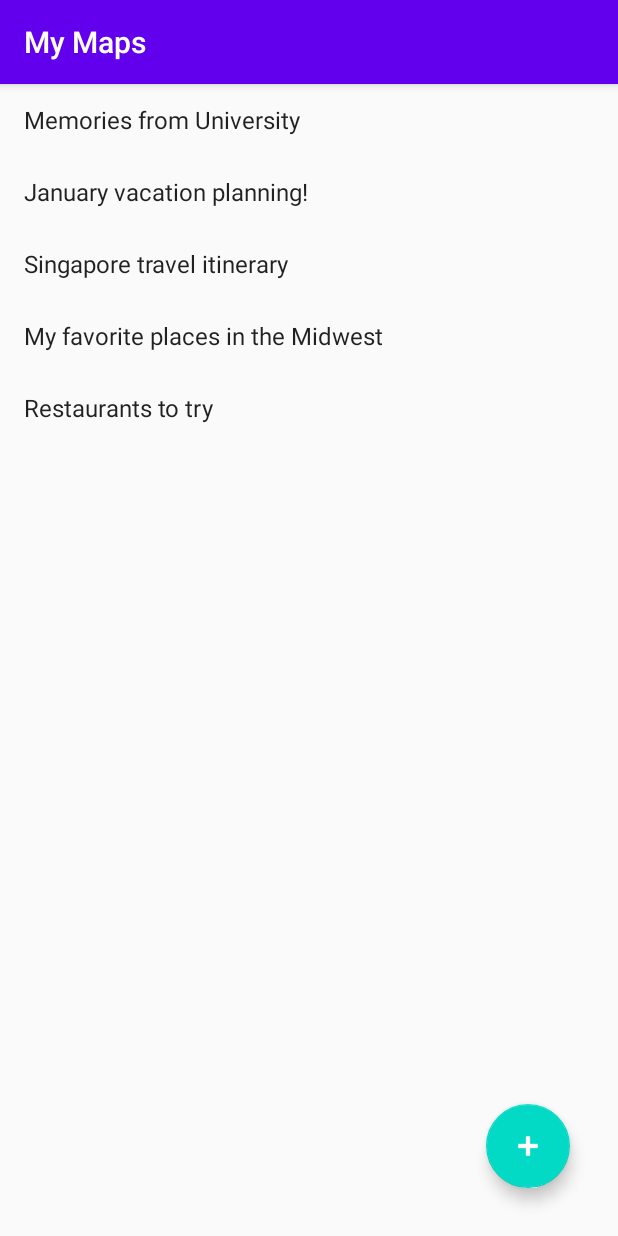
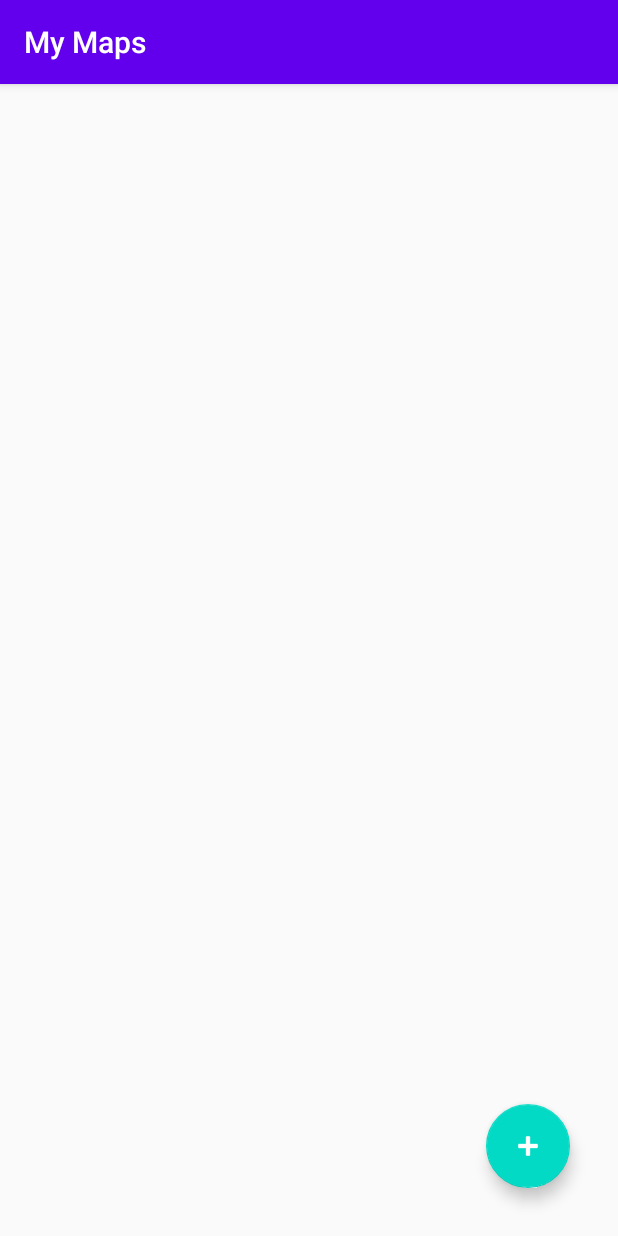
Before and after one commit to ejyang7/CS194A_MyMaps, an Android app: the screen it shows after launch (MainActivity), on a phone screen of 412 x 824 dp. Run offline under Robolectric (Android 15) with nearby library versions, the phone set to English and light mode, and no system bars.

```diff
--- a/app/src/main/java/edu/stanford/ejyang/mymaps/MainActivity.kt
+++ b/app/src/main/java/edu/stanford/ejyang/mymaps/MainActivity.kt
@@ -1,6 +1,7 @@
 package edu.stanford.ejyang.mymaps
 
 import android.app.Activity
+import android.content.Context
 import android.content.DialogInterface
 import android.content.Intent
 import androidx.appcompat.app.AppCompatActivity
@@ -16,11 +17,13 @@ import com.google.android.gms.maps.model.MarkerOptions
 import edu.stanford.ejyang.mymaps.models.Place
 import edu.stanford.ejyang.mymaps.models.UserMap
 import kotlinx.android.synthetic.main.activity_main.*
+import java.io.*
 
 const val EXTRA_USER_MAP = "EXTRA_USER_MAP"
 const val EXTRA_MAP_TITLE = "EXTRA_MAP_TITLE"
 private const val TAG = "MainActivity"
 private const val REQUEST_CODE = 1234
+private const val FILENAME = "UserMaps.data"
 class MainActivity : AppCompatActivity() {
 
     private lateinit var userMaps: MutableList<UserMap>
@@ -30,7 +33,7 @@ class MainActivity : AppCompatActivity() {
         super.onCreate(savedInstanceState)
         setContentView(R.layout.activity_main)
 
-        userMaps = generateSampleData().toMutableList()
+        userMaps = deserializeUserMaps(this).toMutableList()
         //Set layout manager on the recycler view
         rvMaps.layoutManager = LinearLayoutManager(this)
         //Set adapter on the recycler view
@@ -83,8 +86,29 @@ class MainActivity : AppCompatActivity() {
             Log.i(TAG, "onActivityResult with new map title ${userMap.title}")
             userMaps.add(userMap)
             mapAdapter.notifyItemInserted(userMaps.size - 1)
+            serializeUserMaps(this, userMaps)
         }
         super.onActivityResult(requestCode, resultCode, data)
+    }
+
+    private fun serializeUserMaps(context: Context, userMaps: List<UserMap>) {
+        Log.i(TAG, "serializeUserMaps")
+        ObjectOutputStream(FileOutputStream(getDataFile(context))).use { it.writeObject(userMaps) }
+    }
+
+    private fun deserializeUserMaps(context: Context) : List<UserMap> {
+        Log.i(TAG, "deserializeUserMaps")
+        val dataFile = getDataFile(context)
+        if (!dataFile.exists()){
+            Log.i(TAG, "Data file does not exist yet")
+            return emptyList()
+        }
+        ObjectInputStream(FileInputStream(dataFile)).use { return it.readObject() as List<UserMap> }
+    }
+
+    private fun getDataFile(context: Context) : File {
+        Log.i(TAG, "Getting file from directory ${context.filesDir}")
+        return File(context.filesDir, FILENAME)
     }
 
     private fun generateSampleData(): List<UserMap> {
```
